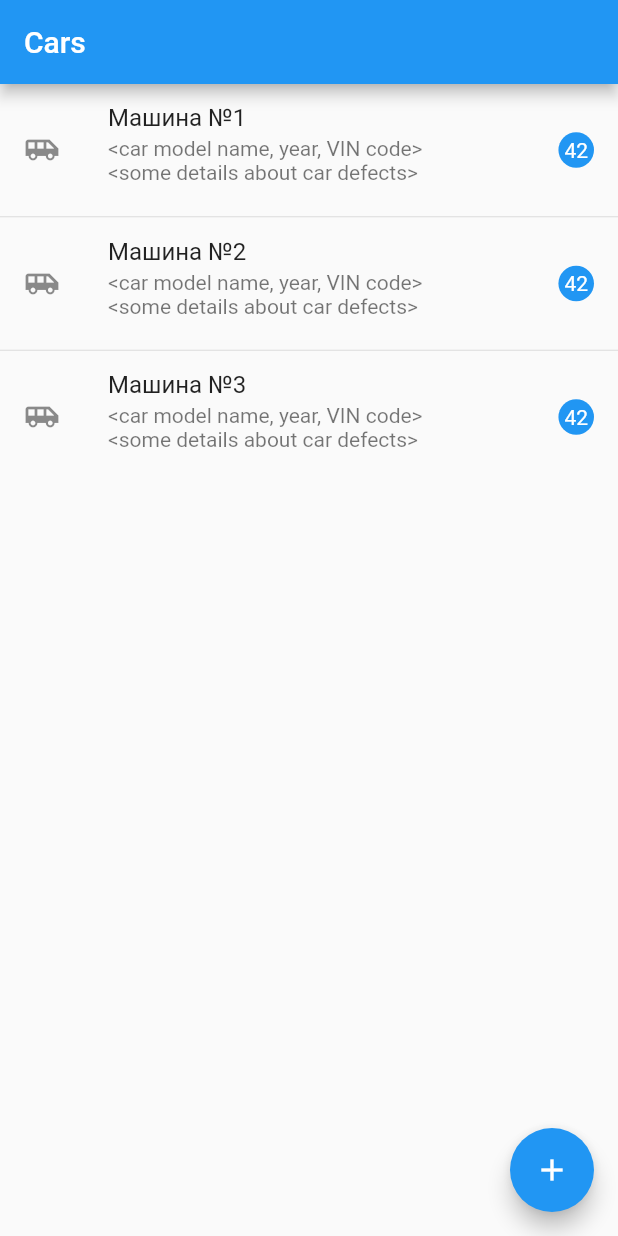
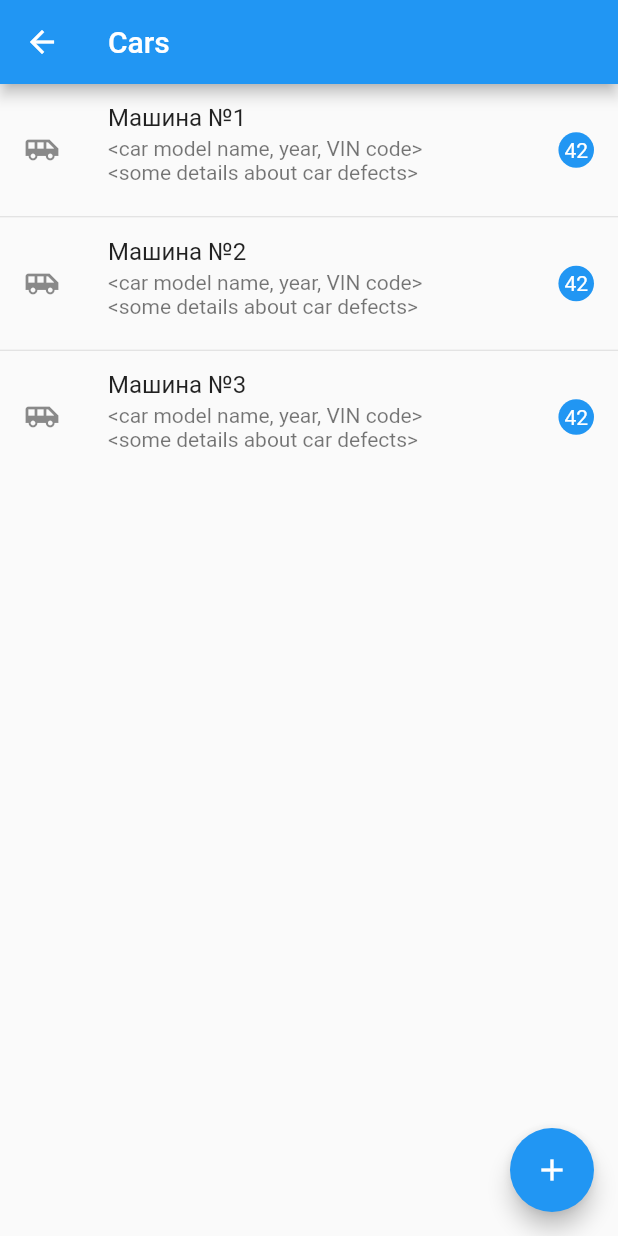
Before and after one commit to Gridbug/car_diagnosis_app, a Flutter app: the CarListScreen screen opened directly, on a phone screen of 412 x 824 dp. Run offline on Flutter 3.47's test engine with Material 2 defaults, Android fonts, the phone set to English and light mode, and no system bars; our stand-ins replace built_collection, built_value, rxdart, sqflite; missing offline and left inert: sqlbrite; accounts and stored records are empty; generated files the repository leaves out were written again.

Commit message:
Changed app title added page routes

```diff
--- a/car_diagnosis_app/lib/app.dart
+++ b/car_diagnosis_app/lib/app.dart
@@ -1,4 +1,4 @@
-import 'package:car_diagnosis_app/cars_list/cars_list.dart';
+import 'package:car_diagnosis_app/car_list/car_list_screen.dart';
 import 'package:car_diagnosis_app/data_model/entities/car.dart';
 import 'package:car_diagnosis_app/repositories/entities/car.dart';
 import 'package:flutter/cupertino.dart';
@@ -10,12 +10,30 @@ class MyApp extends StatelessWidget {
   @override
   Widget build(BuildContext context) {
     return MaterialApp(
-      title: 'Flutter Demo',
+      title: 'Car diagnosis app v0.0.1',
       theme: ThemeData(
         primarySwatch: Colors.blue,
         visualDensity: VisualDensity.adaptivePlatformDensity,
       ),
-      home: CarListScreen(),
+      onGenerateRoute: (routeSettings) {
+        return MaterialPageRoute(
+          settings: routeSettings,
+          builder: (context) => routes[routeSettings.name](context),
+        );
+      },
+      initialRoute: CarListScreen.routeName,
     );
   }
+
+  final routes = {
+    Navigator.defaultRouteName: (context) => Container(
+          color: Colors.white,
+          child: SizedBox.expand(
+            child: Center(
+              child: Icon(Icons.airport_shuttle),
+            ),
+          ),
+        ),
+    CarListScreen.routeName: (context) => CarListScreen(),
+  };
 }
--- a/car_diagnosis_app/lib/cars_list/cars_list.dart
+++ b/car_diagnosis_app/lib/car_list/car_list_screen.dart
@@ -4,7 +4,7 @@ import 'package:flutter/material.dart';
 import 'package:provider/provider.dart';
 
 class CarListScreen extends StatefulWidget {
-  CarListScreen({Key key}) : super(key: key);
+  static const routeName = 'CarListScreen';
 
   @override
   _CarListScreenState createState() => _CarListScreenState();
@@ -19,6 +19,10 @@ class _CarListScreenState extends State<CarListScreen> {
         child: StreamBuilder<List<Car>>(
           stream: Provider.of<CarRepository>(context).all,
           builder: (context, carsSnapshot) {
+            if (!carsSnapshot.hasData) {
+              return Container();
+            }
+
             return ListView.separated(
               itemCount: carsSnapshot.data.length,
               itemBuilder: (context, itemId) {
```
